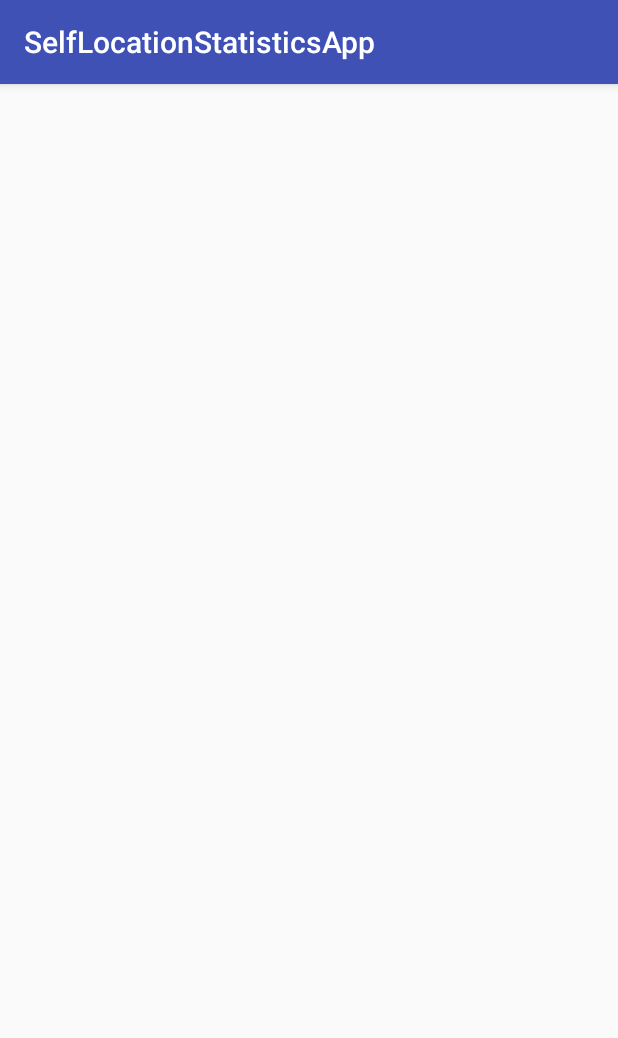
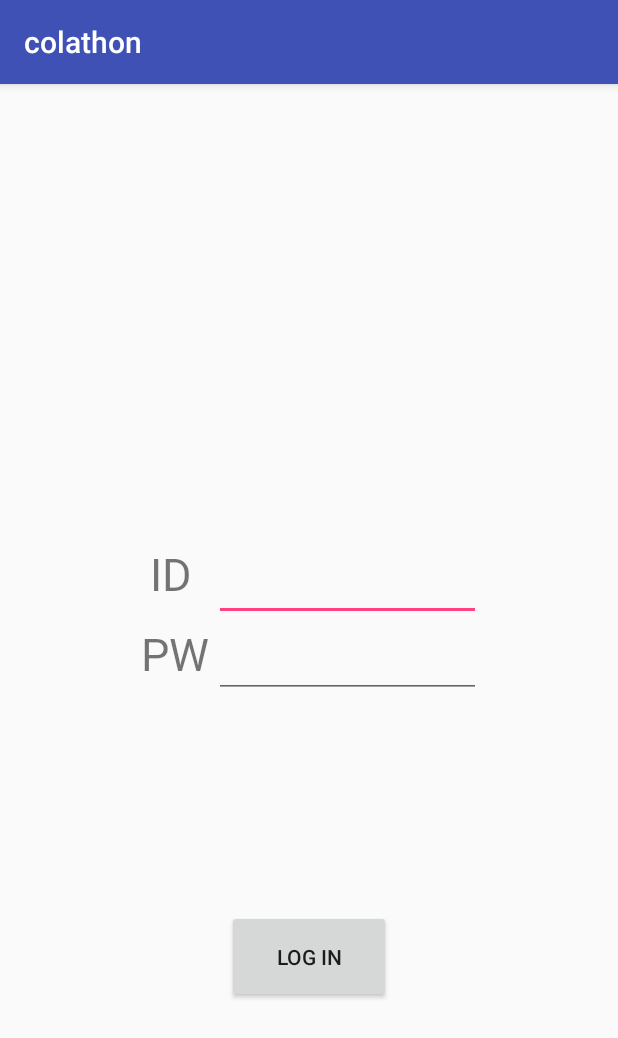
Before and after one commit to HyeockJinKim/Collathon-Self-location-statistics-App, an Android app: the screen it shows after launch (MainActivity), on a phone screen of 412 x 824 dp. Shown: the top 1038 px of the screen. Run offline under Robolectric (Android 15) with nearby library versions, the phone set to English and light mode, and no system bars.

Commit message:
UI 만듦.

```diff
--- /dev/null
+++ b/app/src/main/java/com/example/sudalkim/colathon/MainActivity.java
@@ -0,0 +1,26 @@
+package com.example.sudalkim.colathon;
+
+import android.content.Intent;
+import android.support.v7.app.AppCompatActivity;
+import android.os.Bundle;
+import android.view.View;
+import android.widget.Button;
+
+public class MainActivity extends AppCompatActivity {
+
+    @Override
+    protected void onCreate(Bundle savedInstanceState) {
+        super.onCreate(savedInstanceState);
+        setContentView(R.layout.activity_main);
+
+        Button loginBt = (Button) findViewById(R.id.loginBt);
+        loginBt.setOnClickListener(new View.OnClickListener() {
+            @Override
+            public void onClick(View v) {
+                Intent intent = new Intent(MainActivity.this, UserActivity.class);
+                startActivity(intent);
+            }
+        });
+
+    }
+}
--- a/app/src/main/res/layout/activity_main.xml
+++ b/app/src/main/res/layout/activity_main.xml
@@ -1,12 +1,59 @@
 <?xml version="1.0" encoding="utf-8"?>
-<LinearLayout xmlns:android="http://schemas.android.com/apk/res/android"
+<RelativeLayout xmlns:android="http://schemas.android.com/apk/res/android"
     xmlns:app="http://schemas.android.com/apk/res-auto"
     xmlns:tools="http://schemas.android.com/tools"
     android:layout_width="match_parent"
     android:layout_height="match_parent"
-    android:orientation="vertical"
-    tools:context="comkimhyeockjin.github.selflocationstatisticsapp.MainActivity">
+    tools:context="com.example.sudalkim.colathon.MainActivity">
 
+    <TextView
+        android:layout_width="46dp"
+        android:layout_height="41dp"
+        android:text="ID"
+        android:gravity="center"
+        android:textSize="30dp"
+        android:layout_alignBaseline="@+id/editText"
+        android:layout_alignBottom="@+id/editText"
+        android:layout_alignLeft="@+id/textView"
+        android:layout_alignStart="@+id/textView"
+        android:id="@+id/textView2" />
 
+    <TextView
+        android:layout_width="51dp"
+        android:layout_height="43dp"
+        android:text="PW"
+        android:gravity="center"
+        android:textSize="30dp"
+        android:layout_below="@+id/editText"
+        android:layout_toLeftOf="@+id/editText2"
+        android:layout_toStartOf="@+id/editText2"
+        android:id="@+id/textView" />
 
-</LinearLayout>
+    <EditText
+        android:id="@+id/editText"
+        android:layout_width="178dp"
+        android:layout_height="53dp"
+        android:layout_above="@+id/editText2"
+        android:layout_toRightOf="@+id/textView"
+        android:layout_toEndOf="@+id/textView" />
+
+    <EditText
+        android:layout_width="178dp"
+        android:layout_height="51dp"
+        android:inputType="textPassword"
+        android:id="@+id/editText2"
+        android:layout_marginRight="91dp"
+        android:layout_marginEnd="91dp"
+        android:layout_centerVertical="true"
+        android:layout_alignParentRight="true"
+        android:layout_alignParentEnd="true" />
+
+    <Button
+        android:id="@+id/loginBt"
+        android:layout_width="109dp"
+        android:layout_height="62dp"
+        android:text="Log In"
+        android:layout_marginBottom="155dp"
+        android:layout_alignParentBottom="true"
+        android:layout_centerHorizontal="true" />
+</RelativeLayout>
--- a/app/src/main/res/values/strings.xml
+++ b/app/src/main/res/values/strings.xml
@@ -1,3 +1,3 @@
 <resources>
-    <string name="app_name">SelfLocationStatisticsApp</string>
+    <string name="app_name">colathon</string>
 </resources>
--- a/build.gradle
+++ b/build.gradle
@@ -6,6 +6,7 @@ buildscript {
     }
     dependencies {
         classpath 'com.android.tools.build:gradle:2.3.3'
+
         // NOTE: Do not place your application dependencies here; they belong
         // in the individual module build.gradle files
     }
```
Also changed, not shown: app/build.gradle (+2 -6 lines), app/src/main/AndroidManifest.xml (+4 -5 lines), app/src/main/java/com/example/sudalkim/colathon/UserActivity.java (added, +20 -0 lines), app/src/main/res/drawable/circle.xml (added, +25 -0 lines), app/src/main/res/layout/activity_user.xml (added, +58 -0 lines), gradle/wrapper/gradle-wrapper.properties, 3 other files.
